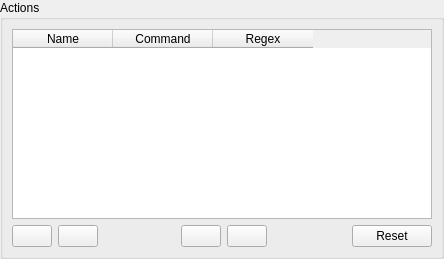
Qt form src/kciconfig.ui (hgrecco/KateCodeinfo) before a commit.
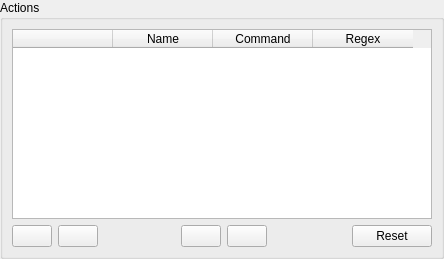
The same form after that commit.

Commit message: Added enabled checkbox to config ui.

The edit to the form file:
```diff
--- a/src/kciconfig.ui
+++ b/src/kciconfig.ui
@@ -43,6 +43,11 @@
           <verstretch>0</verstretch>
          </sizepolicy>
         </property>
+        <column>
+         <property name="text">
+          <string/>
+         </property>
+        </column>
         <column>
          <property name="text">
           <string>Name</string>
```
The commit also changes 2 other files.
